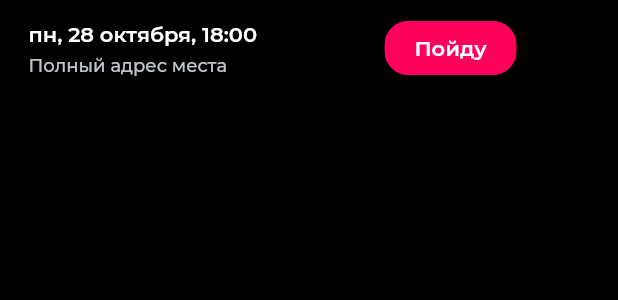
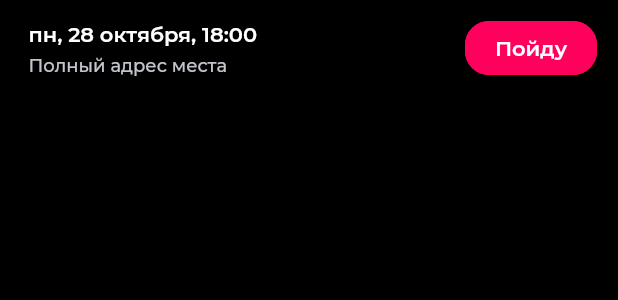
Before and after one commit to VasilyBokov/so_demo, a Flutter app: the EventDate widget shown alone on an empty page, opened directly, on a phone screen of 412 x 824 dp. Shown: the top 300 px of the screen. Run offline on Flutter 3.47's test engine with Material 2 defaults, Android fonts, the phone set to English and light mode, and no system bars; our stand-ins replace carousel_slider, flutter_svg; network calls fail.

Commit message:
Some changes with profile

```diff
--- a/lib/Screens/EventPage/components/event_date.dart
+++ b/lib/Screens/EventPage/components/event_date.dart
@@ -22,6 +22,9 @@ class EventDate extends StatelessWidget {
         ),
         elevation: 1,
         child: Row(
+          // Сеиен: я добавил  mainAxisAligement, чтобы эдементы располагались
+          // как можго дальше друг от друга
+          mainAxisAlignment: MainAxisAlignment.spaceBetween,
           children: <Widget>[
             Padding(
               padding: const EdgeInsets.symmetric(horizontal: 15),
@@ -42,16 +45,17 @@ class EventDate extends StatelessWidget {
                 ],
               ),
             ),
-            SizedBox(
-              width: 70,
-            ),
-            JoinButton(
+            // Сема: добавил для отступа справа
+            Padding(
+              padding: const EdgeInsets.only(right: 10),
+              child: JoinButton(
                 simpleevent: events[0],
                 myprofile: profiles[0],
                 buttonheight1: 44,
                 buttonwidth1: 98,
                 buttonheight2: 44,
                 buttonwidth2: 85,
+              ),
             )
           ],
         ),
--- a/lib/main.dart
+++ b/lib/main.dart
@@ -28,3 +28,5 @@ class MyApp extends StatelessWidget {
 // поскольку отображение послезавтра, сегодня будет сильно
 // разного размера и от этого возникнут неприятности
 // мб вариант dd:mm:yyyy
+
+// задать шрифты через em и rem
```
Also changed, not shown: lib/components/event_card.dart (+5 -5 lines). Lines whose indentation alone changed are shown as unchanged.
